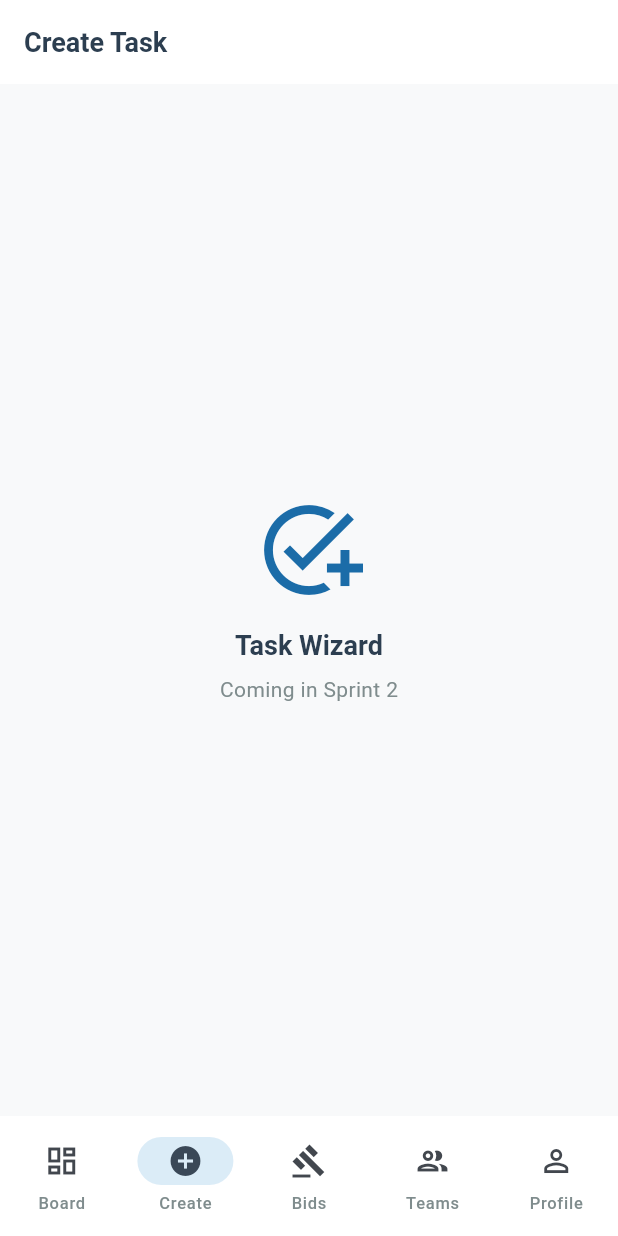
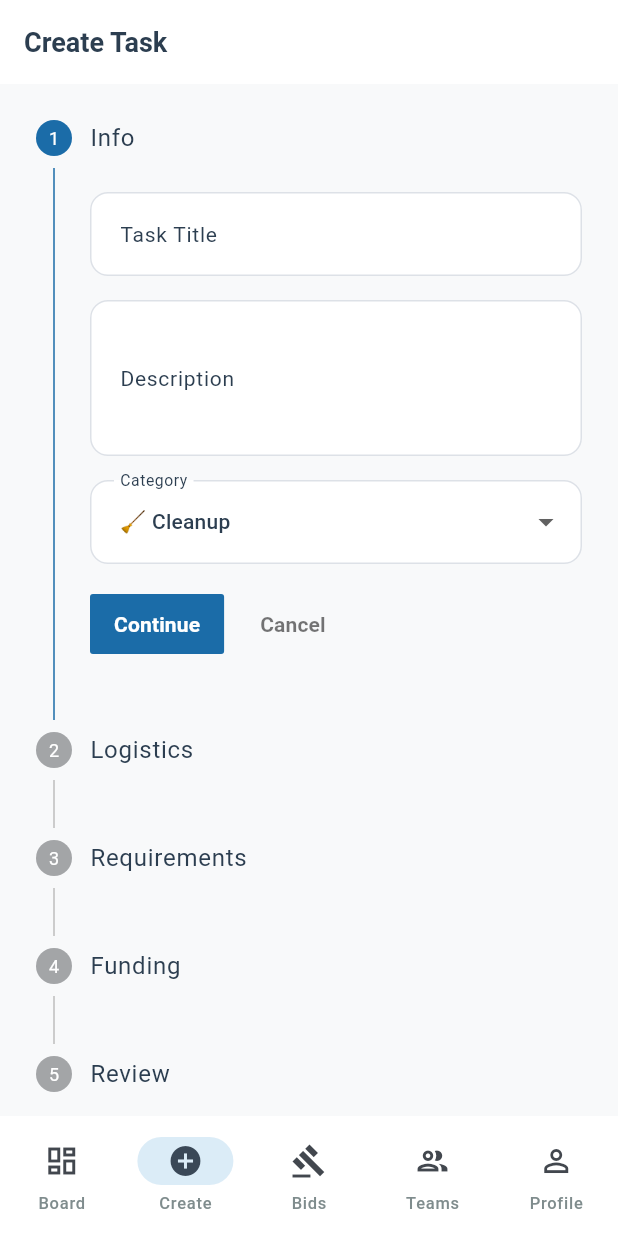
Before and after one commit to tritonSama/lite, a Flutter app: the screen it shows once a user with an empty profile is signed in, item 2 of the bottom bar chosen, on a phone screen of 412 x 824 dp. Run offline on Flutter 3.47's test engine with Material 3 defaults, Android fonts, the phone set to English and light mode, and no system bars; our stand-ins replace cloud_firestore, firebase_auth, firebase_core, flutter_riverpod, freezed_annotation, go_router and 1 more; accounts and stored records are empty; generated files the repository leaves out were written again.

Commit message:
Implement Create Task Wizard Steps 1-5
Co-authored-by: google-labs-jules[bot] <161369871+google-labs-jules[bot]@users.noreply.github.com>

```diff
--- a/lib/features/tasks/presentation/create_task_page.dart
+++ b/lib/features/tasks/presentation/create_task_page.dart
@@ -1,29 +1,79 @@
 import 'package:flutter/material.dart';
+import 'package:flutter_riverpod/flutter_riverpod.dart';
 import '../../../app/theme.dart';
+import 'widgets/create_task_step1_info.dart';
+import 'widgets/create_task_step2_logistics.dart';
+import 'widgets/create_task_step3_requirements.dart';
+import 'widgets/create_task_step4_funding.dart';
+import 'widgets/create_task_step5_review.dart';
 
-/// Placeholder — full Create Task wizard is Sprint 2.
-class CreateTaskPage extends StatelessWidget {
+class CreateTaskPage extends ConsumerStatefulWidget {
   const CreateTaskPage({super.key});
+
+  @override
+  ConsumerState<CreateTaskPage> createState() => _CreateTaskPageState();
+}
+
+class _CreateTaskPageState extends ConsumerState<CreateTaskPage> {
+  int _currentStep = 0;
+
+  List<Step> get _steps => [
+        Step(
+          title: const Text('Info'),
+          content: const CreateTaskStep1Info(),
+          isActive: _currentStep >= 0,
+        ),
+        Step(
+          title: const Text('Logistics'),
+          content: const CreateTaskStep2Logistics(),
+          isActive: _currentStep >= 1,
+        ),
+        Step(
+          title: const Text('Requirements'),
+          content: const CreateTaskStep3Requirements(),
+          isActive: _currentStep >= 2,
+        ),
+        Step(
+          title: const Text('Funding'),
+          content: const CreateTaskStep4Funding(),
+          isActive: _currentStep >= 3,
+        ),
+        Step(
+          title: const Text('Review'),
+          content: const CreateTaskStep5Review(),
+          isActive: _currentStep >= 4,
+        ),
+      ];
+
+  void _onStepTapped(int step) {
+    setState(() => _currentStep = step);
+  }
+
+  void _onStepContinue() {
+    if (_currentStep < _steps.length - 1) {
+      setState(() => _currentStep += 1);
+    } else {
+      // Final submit handled in step 5
+    }
+  }
+
+  void _onStepCancel() {
+    if (_currentStep > 0) {
+      setState(() => _currentStep -= 1);
+    }
+  }
 
   @override
   Widget build(BuildContext context) {
     return Scaffold(
       appBar: AppBar(title: const Text('Create Task')),
-      body: Center(
-        child: Column(
-          mainAxisSize: MainAxisSize.min,
-          children: [
-            const Icon(Icons.add_task, size: 72, color: HBColors.primary),
-            const SizedBox(height: HBSpacing.md),
-            Text('Task Wizard',
-                style: Theme.of(context).textTheme.headlineMedium),
-            const SizedBox(height: HBSpacing.sm),
-            Text('Coming in Sprint 2',
-                style: Theme.of(context).textTheme.bodyMedium?.copyWith(
-                      color: HBColors.onSurfaceVariant,
-                    )),
-          ],
-        ),
+      body: Stepper(
+        type: StepperType.vertical,
+        currentStep: _currentStep,
+        onStepTapped: _onStepTapped,
+        onStepContinue: _onStepContinue,
+        onStepCancel: _onStepCancel,
+        steps: _steps,
       ),
     );
   }
--- /dev/null
+++ b/lib/features/tasks/presentation/widgets/create_task_step1_info.dart
@@ -0,0 +1,54 @@
+import 'package:flutter/material.dart';
+import 'package:flutter_riverpod/flutter_riverpod.dart';
+import '../../../../app/theme.dart';
+import '../controllers/task_creation_controller.dart';
+import '../../../../core/constants/enums.dart';
+
+class CreateTaskStep1Info extends ConsumerWidget {
+  const CreateTaskStep1Info({super.key});
+
+  @override
+  Widget build(BuildContext context, WidgetRef ref) {
+    final taskState = ref.watch(taskCreationControllerProvider);
+
+    return Column(
+      crossAxisAlignment: CrossAxisAlignment.start,
+      children: [
+        TextFormField(
+          initialValue: taskState.title,
+          decoration: const InputDecoration(labelText: 'Task Title'),
+          onChanged: (val) => ref
+              .read(taskCreationControllerProvider.notifier)
+              .updateInfo(title: val),
+        ),
+        const SizedBox(height: HBSpacing.md),
+        TextFormField(
+          initialValue: taskState.description,
+          decoration: const InputDecoration(labelText: 'Description'),
+          maxLines: 3,
+          onChanged: (val) => ref
+              .read(taskCreationControllerProvider.notifier)
+              .updateInfo(description: val),
+        ),
+        const SizedBox(height: HBSpacing.md),
+        DropdownButtonFormField<TaskCategory>(
+          value: taskState.category, // using value as DropdownButtonFormField doesn't use initialValue well
+          decoration: const InputDecoration(labelText: 'Category'),
+          items: TaskCategory.values
+              .map((cat) => DropdownMenuItem(
+                    value: cat,
+                    child: Text('${cat.emoji} ${cat.label}'),
+                  ))
+              .toList(),
+          onChanged: (val) {
+            if (val != null) {
+              ref
+                  .read(taskCreationControllerProvider.notifier)
+                  .updateInfo(category: val);
+            }
+          },
+        ),
+      ],
+    );
+  }
+}
```
Also changed, not shown: lib/features/tasks/presentation/controllers/task_creation_controller.dart (added, +80 -0 lines), lib/features/tasks/presentation/widgets/create_task_step2_logistics.dart (added, +48 -0 lines), lib/features/tasks/presentation/widgets/create_task_step3_requirements.dart (added, +42 -0 lines), lib/features/tasks/presentation/widgets/create_task_step4_funding.dart (added, +33 -0 lines), lib/features/tasks/presentation/widgets/create_task_step5_review.dart (added, +34 -0 lines), lib/app/router.g.dart, lib/features/auth/presentation/auth_providers.g.dart, lib/features/tasks/presentation/controllers/task_creation_controller.g.dart (added), 2 other files.
